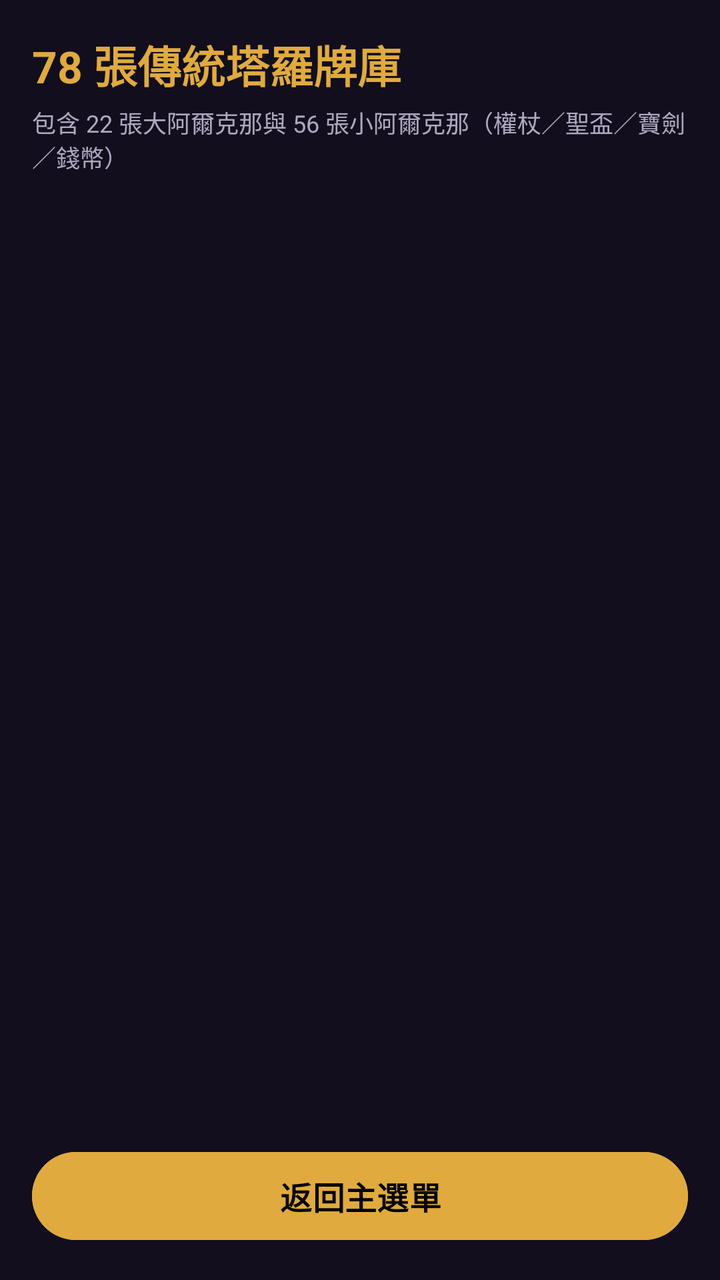
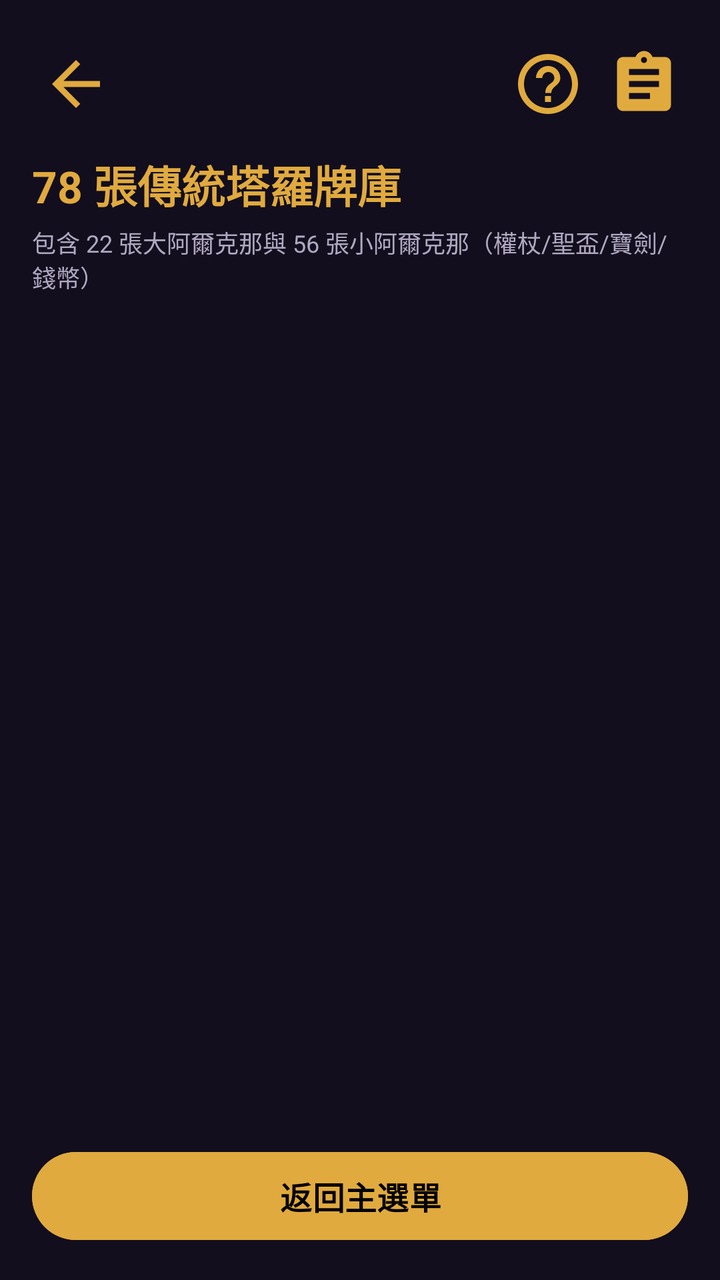

An Android layout rendered at two revisions. The XML below is the earlier revision; the diff shows what the commit changed to produce the second picture.
<!-- AndroidManifest.xml: application theme Theme.Tarot -->
<!-- res/layout/activity_deck_browse.xml -->
<?xml version="1.0" encoding="utf-8"?>
<LinearLayout xmlns:android="http://schemas.android.com/apk/res/android"
    android:id="@+id/main"
    android:layout_width="match_parent"
    android:layout_height="match_parent"
    android:orientation="vertical"
    android:background="@color/tarot_bg_dark"
    android:padding="16dp">

    
    <TextView
        android:layout_width="wrap_content"
        android:layout_height="wrap_content"
        android:text="@string/deck_browse_title"
        android:textColor="@color/tarot_gold_accent"
        android:textSize="22sp"
        android:textStyle="bold" />

    <TextView
        android:layout_width="wrap_content"
        android:layout_height="wrap_content"
        android:layout_marginTop="4dp"
        android:text="@string/deck_browse_subtitle"
        android:textColor="@color/tarot_text_secondary"
        android:textSize="12sp" />

    
    <androidx.recyclerview.widget.RecyclerView
        android:id="@+id/rv_deck_cards"
        android:layout_width="match_parent"
        android:layout_height="0dp"
        android:layout_weight="1"
        android:layout_marginTop="12dp" />

    <com.google.android.material.button.MaterialButton
        android:id="@+id/btn_back_home"
        android:layout_width="match_parent"
        android:layout_height="52dp"
        android:layout_marginTop="8dp"
        android:text="@string/deck_back_home"
        android:textColor="@color/black"
        android:textSize="16sp"
        android:textStyle="bold"
        android:backgroundTint="@color/tarot_gold_accent" />

</LinearLayout>
<!-- resources referenced by this layout -->
<resources>
  <color name="black">#FF000000</color>
  <color name="tarot_bg_dark">#120E1E</color>
  <color name="tarot_gold_accent">#E0AA3E</color>
  <color name="tarot_text_secondary">#B0A8C0</color>
  <string name="deck_back_home">返回主選單</string>
  <string name="deck_browse_subtitle">包含 22 張大阿爾克那與 56 張小阿爾克那（權杖／聖盃／寶劍／錢幣）</string>
  <string name="deck_browse_title">78 張傳統塔羅牌庫</string>
  <style name="Theme.Tarot" parent="Base.Theme.Tarot" />
  <style name="Base.Theme.Tarot" parent="Theme.Material3.DayNight.NoActionBar">
          
          <item name="android:windowBackground">@color/tarot_bg_dark</item>
          <item name="colorPrimary">@color/tarot_purple_primary</item>
          <item name="colorSecondary">@color/tarot_gold_accent</item>
          <item name="colorSurface">@color/tarot_surface</item>
          <item name="android:textColorPrimary">@color/tarot_text_primary</item>
          <item name="android:textColorSecondary">@color/tarot_text_secondary</item>
          <item name="android:statusBarColor">@color/tarot_bg_dark</item>
      </style>
  <color name="tarot_purple_primary">#9D4EDD</color>
  <color name="tarot_surface">#1E1833</color>
  <color name="tarot_text_primary">#F4F1F8</color>
</resources>

<!-- the commit's change to res/layout/activity_deck_browse.xml (unified diff, before → after) -->
@@ -8,10 +8,13 @@
     android:padding="16dp">
 
     
+    <include layout="@layout/layout_top_header" />
+
+    
     <TextView
         android:layout_width="wrap_content"
         android:layout_height="wrap_content"
-        android:text="@string/deck_browse_title"
+        android:text="78 張傳統塔羅牌庫"
         android:textColor="@color/tarot_gold_accent"
         android:textSize="22sp"
         android:textStyle="bold" />
@@ -20,7 +23,7 @@
         android:layout_width="wrap_content"
         android:layout_height="wrap_content"
         android:layout_marginTop="4dp"
-        android:text="@string/deck_browse_subtitle"
+        android:text="包含 22 張大阿爾克那與 56 張小阿爾克那（權杖/聖盃/寶劍/錢幣）"
         android:textColor="@color/tarot_text_secondary"
         android:textSize="12sp" />
 
@@ -37,10 +40,57 @@
         android:layout_width="match_parent"
         android:layout_height="52dp"
         android:layout_marginTop="8dp"
-        android:text="@string/deck_back_home"
+        android:text="返回主選單"
         android:textColor="@color/black"
         android:textSize="16sp"
         android:textStyle="bold"
         android:backgroundTint="@color/tarot_gold_accent" />
 
 </LinearLayout>
+<!-- res/layout/layout_top_header.xml (included above) -->
+<?xml version="1.0" encoding="utf-8"?>
+<LinearLayout xmlns:android="http://schemas.android.com/apk/res/android"
+    android:id="@+id/layout_top_header"
+    android:layout_width="match_parent"
+    android:layout_height="wrap_content"
+    android:orientation="horizontal"
+    android:gravity="center_vertical"
+    android:paddingVertical="4dp"
+    android:layout_marginBottom="8dp">
+
+    
+    <ImageButton
+        android:id="@+id/btn_header_back"
+        android:layout_width="44dp"
+        android:layout_height="44dp"
+        android:background="?attr/selectableItemBackgroundBorderless"
+        android:contentDescription="返回上一頁"
+        android:scaleType="centerInside"
+        android:src="@drawable/ic_back_gold" />
+
+    <View
+        android:layout_width="0dp"
+        android:layout_height="1dp"
+        android:layout_weight="1" />
+
+    
+    <ImageButton
+        android:id="@+id/btn_header_help"
+        android:layout_width="44dp"
+        android:layout_height="44dp"
+        android:background="?attr/selectableItemBackgroundBorderless"
+        android:contentDescription="使用說明"
+        android:scaleType="centerInside"
+        android:src="@drawable/ic_help_gold" />
+
+    <ImageButton
+        android:id="@+id/btn_header_history"
+        android:layout_width="44dp"
+        android:layout_height="44dp"
+        android:layout_marginStart="4dp"
+        android:background="?attr/selectableItemBackgroundBorderless"
+        android:contentDescription="歷史記事本"
+        android:scaleType="centerInside"
+        android:src="@drawable/ic_notebook_gold" />
+
+</LinearLayout>
<!-- resource entries referenced after the edit -->
@@ -4,9 +4,39 @@
   <color name="tarot_bg_dark">#120E1E</color>
   <color name="tarot_gold_accent">#E0AA3E</color>
   <color name="tarot_text_secondary">#B0A8C0</color>
-  <string name="deck_back_home">返回主選單</string>
-  <string name="deck_browse_subtitle">包含 22 張大阿爾克那與 56 張小阿爾克那（權杖／聖盃／寶劍／錢幣）</string>
-  <string name="deck_browse_title">78 張傳統塔羅牌庫</string>
+  <!-- drawable ic_back_gold (drawable) -->
+  <?xml version="1.0" encoding="utf-8"?>
+  <vector xmlns:android="http://schemas.android.com/apk/res/android"
+      android:width="36dp"
+      android:height="36dp"
+      android:viewportWidth="24"
+      android:viewportHeight="24">
+      <path
+          android:fillColor="@color/tarot_gold_accent"
+          android:pathData="M20,11H7.83l5.59,-5.59L12,4l-8,8 8,8 1.41,-1.41L7.83,13H20v-2z" />
+  </vector>
+  <!-- drawable ic_help_gold (drawable) -->
+  <?xml version="1.0" encoding="utf-8"?>
+  <vector xmlns:android="http://schemas.android.com/apk/res/android"
+      android:width="36dp"
+      android:height="36dp"
+      android:viewportWidth="24"
+      android:viewportHeight="24">
+      <path
+          android:fillColor="@color/tarot_gold_accent"
+          android:pathData="M12,2C6.48,2 2,6.48 2,12s4.48,10 10,10 10,-4.48 10,-10S17.52,2 12,2zM12,20c-4.41,0 -8,-3.59 -8,-8s3.59,-8 8,-8 8,3.59 8,8 -3.59,8 -8,8zM12,6c-2.21,0 -4,1.79 -4,4h2.1c0,-1.1 0.9,-2 2.0, -2s2.0,0.9 2.0,2c0,2 -3.0,1.75 -3.0,5h2c0,-2.25 3.0,-2.5 3.0,-5 0,-2.21 -1.79,-4 -4,-4zM11,16h2v2h-2v-2z" />
+  </vector>
+  <!-- drawable ic_notebook_gold (drawable) -->
+  <?xml version="1.0" encoding="utf-8"?>
+  <vector xmlns:android="http://schemas.android.com/apk/res/android"
+      android:width="36dp"
+      android:height="36dp"
+      android:viewportWidth="24"
+      android:viewportHeight="24">
+      <path
+          android:fillColor="@color/tarot_gold_accent"
+          android:pathData="M19,3h-4.18C14.4,1.84 13.3,1 12,1S9.6,1.84 9.18,3H5C3.9,3 3,3.9 3,5v14c0,1.1 0.9,2 2,2h14c1.1,0 2,-0.9 2,-2V5C21,3.9 20.1,3 19,3zM12,3c0.55,0 1,0.45 1,1s-0.45,1 -1,1 -1,-0.45 -1,-1 0.45,-1 1,-1zM14,17H7v-2h7V17zM17,13H7v-2h10V13zM17,9H7V7h10V9z" />
+  </vector>
   <style name="Theme.Tarot" parent="Base.Theme.Tarot" />
   <style name="Base.Theme.Tarot" parent="Theme.Material3.DayNight.NoActionBar">
           
@@ -17,9 +47,23 @@
           <item name="android:textColorPrimary">@color/tarot_text_primary</item>
           <item name="android:textColorSecondary">@color/tarot_text_secondary</item>
           <item name="android:statusBarColor">@color/tarot_bg_dark</item>
+  
+          
+          <item name="alertDialogTheme">@style/Theme.Tarot.Dialog</item>
+  
+          
+          <item name="materialAlertDialogTheme">@style/Theme.Tarot.Dialog</item>
       </style>
   <color name="tarot_purple_primary">#9D4EDD</color>
   <color name="tarot_surface">#1E1833</color>
   <color name="tarot_text_primary">#F4F1F8</color>
+  <style name="Theme.Tarot.Dialog" parent="ThemeOverlay.Material3.MaterialAlertDialog">
+          <item name="android:background">@color/tarot_surface</item>
+          <item name="colorSurface">@color/tarot_surface</item>
+          <item name="android:textColorPrimary">@color/tarot_text_primary</item>
+          <item name="android:textColorSecondary">@color/tarot_text_secondary</item>
+          <item name="colorAccent">@color/tarot_gold_accent</item>
+          <item name="colorPrimary">@color/tarot_gold_accent</item>
+      </style>
 </resources>
 
